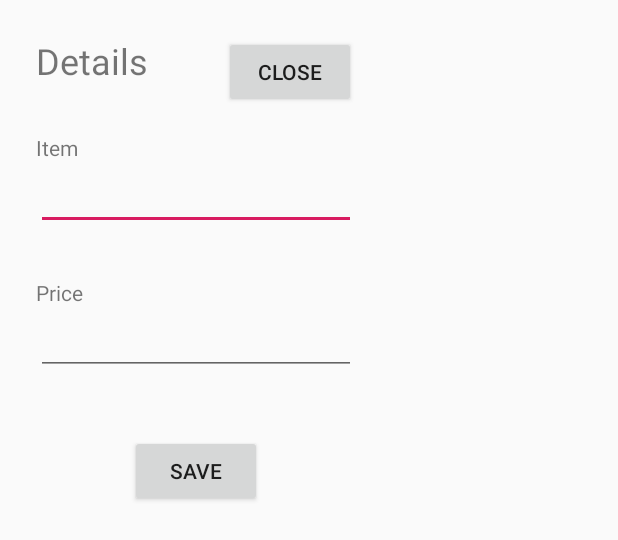
After one commit to sw20-tug/MA-Afternoon-1, an Android app: the layout fragment_financing_furniture_detail.xml on its own in the app's theme, with its tools: preview values and no code run, on a phone screen of 412 x 824 dp. The commit adds this screen. Shown: the top 540 px of the screen. Run offline under Robolectric (Android 15) with nearby library versions, the phone set to English and light mode, and no system bars.

Commit message:
FLAT_009 Entire functionality of financing furniture and equipment [GB, GG, YP]

```diff
--- a/app/src/main/AndroidManifest.xml
+++ b/app/src/main/AndroidManifest.xml
@@ -22,6 +22,7 @@
         <activity android:name=".ShoppingListActivity" />
         <activity android:name=".CleaningScheduleActivity" />
         <activity android:name=".FlatListActivity" />
+        <activity android:name=".FinancingFurnitureActivity" />
     </application>
 
 </manifest>
--- a/app/src/main/java/com/tugraz/flatshareapp/database/AppDatabase.java
+++ b/app/src/main/java/com/tugraz/flatshareapp/database/AppDatabase.java
@@ -16,7 +16,7 @@ import com.tugraz.flatshareapp.database.Models.Flat;
 import com.tugraz.flatshareapp.database.Models.Roommate;
 import com.tugraz.flatshareapp.database.Models.ShoppingList;
 
-@Database(entities = {Flat.class, Roommate.class, Cleaning.class, ShoppingList.class, Finance.class, Bill.class}, version = 3)
+@Database(entities = {Flat.class, Roommate.class, Cleaning.class, ShoppingList.class, Finance.class, Bill.class}, version = 4 )
 public abstract class AppDatabase extends RoomDatabase {
 
     private static AppDatabase instance;
--- a/app/src/main/java/com/tugraz/flatshareapp/database/Models/Bill.java
+++ b/app/src/main/java/com/tugraz/flatshareapp/database/Models/Bill.java
@@ -13,9 +13,8 @@ public class Bill {
     private boolean monthly;
     private int flatId;
 
-    public Bill(int id, String description, float value, boolean monthly, int flatId)
+    public Bill(String description, float value, boolean monthly, int flatId)
     {
-        this.id = id;
         this.description = description;
         this.value = value;
         this.monthly = monthly;
--- a/app/src/main/java/com/tugraz/flatshareapp/database/Models/Finance.java
+++ b/app/src/main/java/com/tugraz/flatshareapp/database/Models/Finance.java
@@ -13,9 +13,8 @@ public class Finance {
     private int roommateId;
     private int flatId;
 
-    public Finance(int id, String description, float value, int roommateId, int flatId)
+    public Finance(String description, float value, int roommateId, int flatId)
     {
-        this.id = id;
         this.description = description;
         this.value = value;
         this.roommateId = roommateId;
--- /dev/null
+++ b/app/src/main/res/layout/fragment_financing_furniture_detail.xml
@@ -0,0 +1,185 @@
+<?xml version="1.0" encoding="utf-8"?>
+<androidx.constraintlayout.widget.ConstraintLayout xmlns:android="http://schemas.android.com/apk/res/android"
+    xmlns:app="http://schemas.android.com/apk/res-auto"
+    xmlns:tools="http://schemas.android.com/tools"
+    android:layout_width="wrap_content"
+    android:layout_height="match_parent">
+
+    <TextView
+        android:id="@+id/financing_furniture_detail"
+        android:layout_width="wrap_content"
+        android:layout_height="wrap_content"
+        android:layout_marginStart="24dp"
+        android:layout_marginLeft="24dp"
+        android:layout_marginTop="24dp"
+        android:text="@string/roommates_detail_title"
+        android:textSize="24sp"
+        app:layout_constraintStart_toStartOf="parent"
+        app:layout_constraintTop_toTopOf="parent" />
+
+    <Button
+        android:id="@+id/button_financing_furniture_detail_close"
+        android:layout_width="wrap_content"
+        android:layout_height="wrap_content"
+        android:layout_marginTop="24dp"
+        android:layout_marginEnd="24dp"
+        android:layout_marginRight="24dp"
+        android:text="@string/cleaning_edit_close"
+        app:layout_constraintEnd_toEndOf="parent"
+        app:layout_constraintTop_toTopOf="parent" />
+
+    <TextView
+        android:id="@+id/text_financing_furniture_detail_item_name"
+        android:layout_width="wrap_content"
+        android:layout_height="wrap_content"
+        android:layout_marginStart="24dp"
+        android:layout_marginLeft="24dp"
+        android:layout_marginTop="32dp"
+        android:text="@string/financing_furniture_detail_item_name"
+        app:layout_constraintStart_toStartOf="parent"
+        app:layout_constraintTop_toBottomOf="@+id/financing_furniture_detail" />
+
+    <EditText
+        android:id="@+id/input_financing_furniture_detail_item_name"
+        android:layout_width="wrap_content"
+        android:layout_height="wrap_content"
+        android:layout_marginStart="24dp"
+        android:layout_marginLeft="24dp"
+        android:layout_marginEnd="24dp"
+        android:layout_marginRight="24dp"
+        android:ems="10"
+        android:inputType="textPersonName"
+        app:layout_constraintEnd_toEndOf="parent"
+        app:layout_constraintStart_toStartOf="parent"
+        app:layout_constraintTop_toBottomOf="@+id/text_financing_furniture_detail_item_name" />
+
+<!--    <TextView-->
+<!--        android:id="@+id/text_rommates_detail_last_name"-->
+<!--        android:layout_width="wrap_content"-->
+<!--        android:layout_height="wrap_content"-->
+<!--        android:layout_marginStart="24dp"-->
+<!--        android:layout_marginLeft="24dp"-->
+<!--        android:layout_marginTop="24dp"-->
+<!--        android:text="@string/roommates_detail_last_name"-->
+<!--        app:layout_constraintStart_toStartOf="parent"-->
+<!--        app:layout_constraintTop_toBottomOf="@+id/input_rommates_detail_first_name" />-->
+
+<!--    <EditText-->
+<!--        android:id="@+id/input_rommates_detail_last_name"-->
+<!--        android:layout_width="wrap_content"-->
+<!--        android:layout_height="wrap_content"-->
+<!--        android:layout_marginStart="24dp"-->
+<!--        android:layout_marginLeft="24dp"-->
+<!--        android:layout_marginEnd="24dp"-->
+<!--        android:layout_marginRight="24dp"-->
+<!--        android:ems="10"-->
+<!--        android:inputType="textPersonName"-->
+<!--        app:layout_constraintEnd_toEndOf="parent"-->
+<!--        app:layout_constraintStart_toStartOf="parent"-->
+<!--        app:layout_constraintTop_toBottomOf="@+id/text_rommates_detail_last_name" />-->
+
+<!--    <TextView-->
+<!--        android:id="@+id/text_rommates_detail_birthday"-->
+<!--        android:layout_width="wrap_content"-->
+<!--        android:layout_height="wrap_content"-->
+<!--        android:layout_marginStart="24dp"-->
+<!--        android:layout_marginLeft="24dp"-->
+<!--        android:layout_marginTop="24dp"-->
+<!--        android:text="@string/roommates_detail_birthday"-->
+<!--        app:layout_constraintStart_toStartOf="parent"-->
+<!--        app:layout_constraintTop_toBottomOf="@+id/input_rommates_detail_last_name" />-->
+
+<!--    <EditText-->
+<!--        android:id="@+id/input_rommates_detail_birthday"-->
+<!--        android:layout_width="wrap_content"-->
+<!--        android:layout_height="wrap_content"-->
+<!--        android:layout_marginStart="24dp"-->
+<!--        android:layout_marginLeft="24dp"-->
+<!--        android:layout_marginEnd="24dp"-->
+<!--        android:layout_marginRight="24dp"-->
+<!--        android:ems="10"-->
+<!--        android:inputType="date"-->
+<!--        app:layout_constraintEnd_toEndOf="parent"-->
+<!--        app:layout_constraintStart_toStartOf="parent"-->
+<!--        app:layout_constraintTop_toBottomOf="@+id/text_rommates_detail_birthday"-->
+<!--        tools:text="@tools:sample/date/ddmmyy" />-->
+
+<!--    <TextView-->
+<!--        android:id="@+id/text_rommates_detail_roommates_since"-->
+<!--        android:layout_width="wrap_content"-->
+<!--        android:layout_height="wrap_content"-->
+<!--        android:layout_marginStart="24dp"-->
+<!--        android:layout_marginLeft="24dp"-->
+<!--        android:layout_marginTop="24dp"-->
+<!--        android:text="@string/roommates_detail_roommate_since"-->
+<!--        app:layout_constraintStart_toStartOf="parent"-->
+<!--        app:layout_constraintTop_toBottomOf="@+id/input_rommates_detail_birthday" />-->
+
+<!--    <EditText-->
+<!--        android:id="@+id/input_rommates_detail_roommates_since"-->
+<!--        android:layout_width="wrap_content"-->
+<!--        android:layout_height="wrap_content"-->
+<!--        android:layout_marginStart="24dp"-->
+<!--        android:layout_marginLeft="24dp"-->
+<!--        android:layout_marginEnd="24dp"-->
+<!--        android:layout_marginRight="24dp"-->
+<!--        android:ems="10"-->
+<!--        android:inputType="date"-->
+<!--        app:layout_constraintEnd_toEndOf="parent"-->
+<!--        app:layout_constraintStart_toStartOf="parent"-->
+<!--        app:layout_constraintTop_toBottomOf="@+id/text_rommates_detail_roommates_since"-->
+<!--        tools:text="@tools:sample/date/mmddyy" />-->
+
+    <!--        app:layout_constraintTop_toBottomOf="" />-->
+
+    <Button
+        android:id="@+id/btn_financing_furniture_detail_save"
+        android:layout_width="wrap_content"
+        android:layout_height="wrap_content"
+        android:layout_marginTop="24dp"
+        android:text="@string/roommates_detail_save"
+        app:layout_constraintEnd_toEndOf="parent"
+        app:layout_constraintStart_toStartOf="parent"
+        app:layout_constraintTop_toBottomOf="@+id/financing_furniture_scrollView1" />
+
+    <TextView
+        android:id="@+id/text_financing_furniture_detail_item_price"
+        android:layout_width="wrap_content"
+        android:layout_height="wrap_content"
+        android:layout_marginStart="24dp"
+        android:layout_marginLeft="24dp"
+        android:layout_marginTop="32dp"
+        android:text="@string/financing_furniture_detail_price"
+        app:layout_constraintStart_toStartOf="parent"
+        app:layout_constraintTop_toBottomOf="@+id/input_financing_furniture_detail_item_name" />
+
+    <EditText
+        android:id="@+id/input_financing_furniture_detail_item_price"
+        android:layout_width="wrap_content"
+        android:layout_height="wrap_content"
+        android:layout_marginStart="24dp"
+        android:layout_marginLeft="24dp"
+        android:layout_marginEnd="24dp"
+        android:layout_marginRight="24dp"
+        android:ems="10"
+        android:inputType="numberDecimal"
+        app:layout_constraintEnd_toEndOf="parent"
+        app:layout_constraintStart_toStartOf="parent"
+        app:layout_constraintTop_toBottomOf="@+id/text_financing_furniture_detail_item_price" />
+
+    <ScrollView
+        android:id="@+id/financing_furniture_scrollView1"
+        android:layout_width="wrap_content"
+        android:layout_height="wrap_content"
+        android:layout_marginTop="16dp"
+        app:layout_constraintStart_toStartOf="parent"
+        app:layout_constraintTop_toBottomOf="@+id/input_financing_furniture_detail_item_price">
+
+        <LinearLayout
+            android:id="@+id/linear_layout_financing_furniture_roommate_list"
+            android:layout_width="match_parent"
+            android:layout_height="wrap_content"
+            android:orientation="vertical" />
+    </ScrollView>
+
+</androidx.constraintlayout.widget.ConstraintLayout>
--- a/app/src/main/res/values/strings.xml
+++ b/app/src/main/res/values/strings.xml
@@ -92,6 +92,12 @@
     <string name="cleaning_edit_delete">Delete</string>
     <string name="cleaning_edit_close">Close</string>
 
+    <!-- Financing furniture and equipment -->
+    <string name="financing_furniture_title">Individual finance</string>
+    <string name="financing_furniture_detail_item_name">Item</string>
+    <string name="financing_furniture_detail_price">Price</string>
+
+
     <!-- General -->
     <string name="delete">Delete</string>
     <string name="edit">Edit</string>
```
Also changed, not shown: app/src/main/java/com/tugraz/flatshareapp/FinancingFurnitureActivity.java (added, +106 -0 lines), app/src/main/java/com/tugraz/flatshareapp/FinancingFurnitureDetailFragment.java (added, +136 -0 lines), app/src/main/java/com/tugraz/flatshareapp/OverviewActivity.java (+8 -0 lines), app/src/main/res/layout/activity_financing_furniture_list.xml (added, +67 -0 lines), app/src/main/res/layout/template_financing_furniture_detail_list.xml (added, +36 -0 lines), app/src/main/res/layout/template_financing_furniture_list.xml (added, +40 -0 lines).
